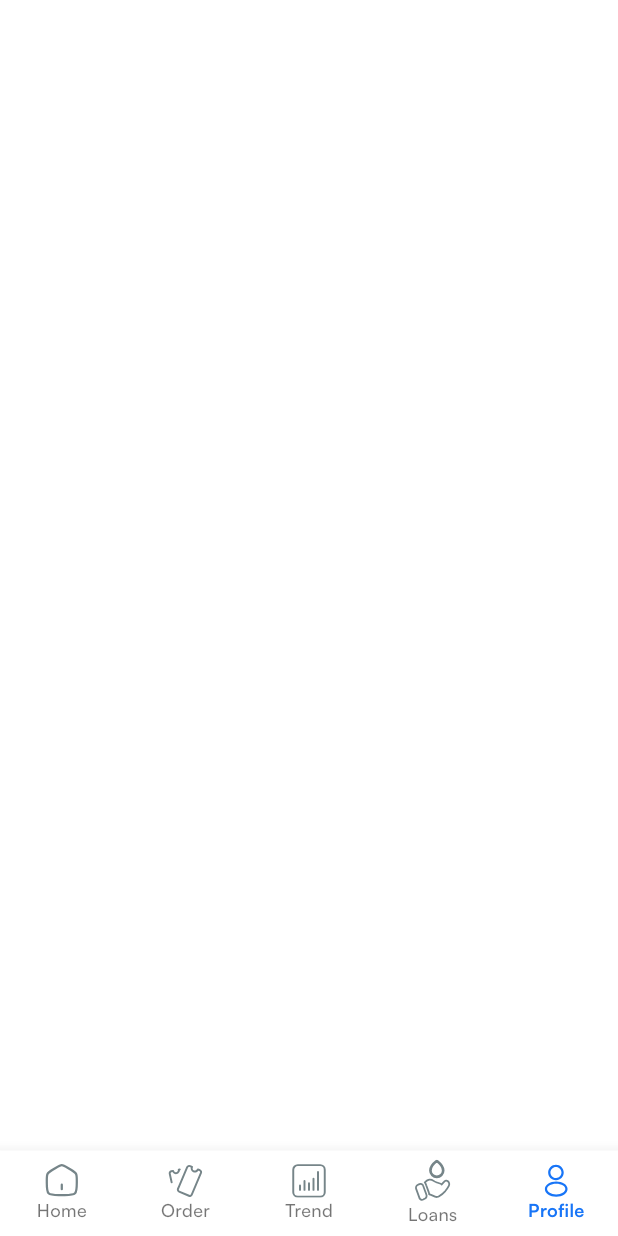
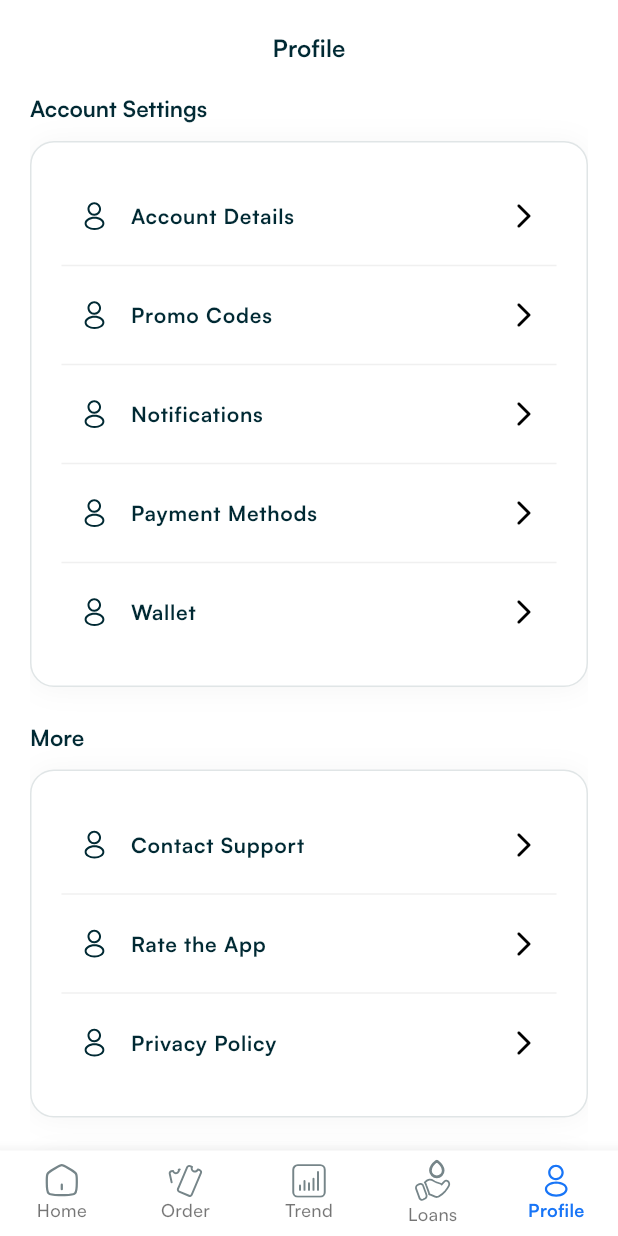
Before and after one commit to quabiee07/gaspay_mobile, a Flutter app: the BottomNavBar screen opened directly, item 5 of the bottom bar chosen, on a phone screen of 412 x 824 dp. Run offline on Flutter 3.47's test engine with Material 3 defaults, Android fonts, the light colour scheme and no system bars; our stand-ins replace another_flushbar, dio, fl_chart, flutter_animate, flutter_svg, gap and 9 more; missing offline and left inert: awesome_dio_interceptor; accounts and stored records are empty; project files that could hold a hidden picture were left out.

Commit message:
feat: profile screen

```diff
--- a/lib/core/presentation/resources/drawables.dart
+++ b/lib/core/presentation/resources/drawables.dart
@@ -30,6 +30,8 @@ const icEnableLocation = 'assets/vectors/enable_location.svg';
 const icLocation1 = 'assets/vectors/location1.svg';
 const icLocation2 = 'assets/vectors/location2.svg';
 const icLocation3 = 'assets/vectors/location3.svg';
+const icProfile = 'assets/images/inActiveProfileIcon.svg';
+
 
 const imgOnboard1 = 'assets/images/onbd1.png';
 const imgOnboard2 = 'assets/images/onbd2.png';
--- a/lib/features/loan/presentation/screens/loan_dashboard.dart
+++ b/lib/features/loan/presentation/screens/loan_dashboard.dart
@@ -41,8 +41,8 @@ class _LoansDashboardScreenState extends CustomState<LoansDashboardScreen>
 
   @override
   void onDestroy() {
+    super.dispose();
     _tabController.dispose();
-    super.dispose();
   }
 
   final title = ['SCORE', 'OVERVIEW'];
--- a/lib/features/profile/presentation/screens/profile_fragment.dart
+++ b/lib/features/profile/presentation/screens/profile_fragment.dart
@@ -1,6 +1,11 @@
 import 'package:flutter/material.dart';
+import 'package:gap/gap.dart';
+import 'package:gaspay_mobile/core/presentation/resources/drawables.dart';
 import 'package:gaspay_mobile/core/presentation/widgets/provider_widget.dart';
+import 'package:gaspay_mobile/core/presentation/widgets/reusable_back_button_with_title.dart';
 import 'package:gaspay_mobile/features/profile/presentation/manager/profile_provider.dart';
+import 'package:gaspay_mobile/features/profile/presentation/widgets/border_container.dart';
+import 'package:gaspay_mobile/features/profile/presentation/widgets/setting_item.dart';
 
 class ProfileFragment extends StatefulWidget {
   const ProfileFragment({super.key});
@@ -15,7 +20,128 @@ class _ProfileFragmentState extends State<ProfileFragment> {
     return ProviderWidget(
       provider: ProfileProvider(),
       children: (provider, theme) {
-        return [];
+        return [
+          const ReusableBackButtonWithTitle(
+            isText: true,
+            title: 'Profile',
+            isBackIconVisible: false,
+          ),
+          const Gap(20),
+          Expanded(
+              child: SingleChildScrollView(
+            child: Column(
+              crossAxisAlignment: CrossAxisAlignment.start,
+              children: [
+                Text(
+                  'Account Settings',
+                  style: theme.textTheme.titleLarge?.copyWith(
+                    fontSize: 15,
+                    color: theme.colorScheme.onSurface,
+                  ),
+                ),
+                const Gap(12),
+                BorderContainer(
+                  children: [
+                    SettingItem(
+                      icon: icProfile,
+                      title: 'Account Details',
+                      onPressed: () {},
+                    ),
+                    const Divider(color: Color(0xFFF0F0F0)),
+                    SettingItem(
+                      icon: icProfile,
+                      title: 'Promo Codes',
+                      onPressed: () {},
+                    ),
+                    const Divider(color: Color(0xFFF0F0F0)),
+                    SettingItem(
+                      icon: icProfile,
+                      title: 'Notifications',
+                      onPressed: () {},
+                    ),
+                    const Divider(color: Color(0xFFF0F0F0)),
+                    SettingItem(
+                      icon: icProfile,
+                      title: 'Payment Methods',
+                      onPressed: () {},
+                    ),
+                    const Divider(color: Color(0xFFF0F0F0)),
+                    SettingItem(
+                      icon: icProfile,
+                      title: 'Wallet',
+                      onPressed: () {},
+                    ),
+                  ],
+                ),
+                const Gap(24),
+                Text(
+                  'More',
+                  style: theme.textTheme.titleLarge?.copyWith(
+                    fontSize: 15,
+                    color: theme.colorScheme.onSurface,
+                  ),
+                ),
+                const Gap(12),
+                BorderContainer(
+                  children: [
+                    SettingItem(
+                      icon: icProfile,
+                      title: 'Contact Support',
+                      onPressed: () {},
+                    ),
+                    const Divider(color: Color(0xFFF0F0F0)),
+                    SettingItem(
+                      icon: icProfile,
+                      title: 'Rate the App',
+                      onPressed: () {},
+                    ),
+                    const Divider(color: Color(0xFFF0F0F0)),
+                    SettingItem(
+                      icon: icProfile,
+                      title: 'Privacy Policy',
+                      onPressed: () {},
+                    ),
+                  ],
+                ),
+                const Gap(24),
+                Container(
+                  width: double.maxFinite,
+                  padding:
+                      const EdgeInsets.symmetric(horizontal: 20, vertical: 24),
+                  decoration: BoxDecoration(
+                    color: Colors.white,
+                    borderRadius: BorderRadius.circular(16),
+                    border: Border.all(color: theme.dividerColor),
+                    boxShadow: [
+                      BoxShadow(
+                        blurRadius: 16,
+                        offset: const Offset(0, 1),
+                        color: const Color(0xFFEFEFEF).withOpacity(.64),
+                      )
+                    ],
+                  ),
+                  child: Row(
+                    children: [
+                      Icon(
+                        Icons.logout_rounded,
+                        color: theme.colorScheme.error,
+                      ),
+                      const Gap(14),
+                      Text(
+                        'Logout',
+                        style: theme.textTheme.bodyLarge?.copyWith(
+                          fontSize: 14,
+                          color: theme.colorScheme.error,
+                        ),
+                      ),
+                    ],
+                  ),
+                ),
+                const Gap(24),
+              ],
+            ),
+          ))
+        ];
       },
     );
   }
--- /dev/null
+++ b/lib/features/profile/presentation/widgets/border_container.dart
@@ -0,0 +1,33 @@
+import 'package:flutter/material.dart';
+
+class BorderContainer extends StatelessWidget {
+  const BorderContainer({
+    super.key,
+    required this.children,
+  });
+  final List<Widget> children;
+
+  @override
+  Widget build(BuildContext context) {
+    final theme = Theme.of(context);
+    return Container(
+      width: double.maxFinite,
+      padding: const EdgeInsets.symmetric(horizontal: 20, vertical: 24),
+      decoration: BoxDecoration(
+        color: Colors.white,
+        borderRadius: BorderRadius.circular(16),
+        border: Border.all(color: theme.dividerColor),
+        boxShadow: [
+          BoxShadow(
+            blurRadius: 16,
+            offset: const Offset(0, 1),
+            color: const Color(0xFFEFEFEF).withOpacity(.64),
+          )
+        ],
+      ),
+      child: Column(
+        children: children,
+      ),
+    );
+  }
+}
--- /dev/null
+++ b/lib/features/profile/presentation/widgets/setting_item.dart
@@ -0,0 +1,62 @@
+import 'package:flutter/material.dart';
+import 'package:gap/gap.dart';
+import 'package:gaspay_mobile/core/presentation/widgets/clickable.dart';
+import 'package:gaspay_mobile/core/presentation/widgets/svg_image.dart';
+// import 'package:the_lex_app/core/presentation/theme/colors/colors.dart';
+// import 'package:the_lex_app/core/presentation/widgets/clickable.dart';
+// import 'package:the_lex_app/core/presentation/widgets/svg_image.dart';
+
+class SettingItem extends StatelessWidget {
+  const SettingItem({
+    super.key,
+    required this.icon,
+    required this.title,
+    required this.onPressed,
+    this.trailing,
+  });
+
+  final String icon;
+  final String? trailing;
+  final String title;
+  final VoidCallback onPressed;
+
+  @override
+  Widget build(BuildContext context) {
+    final theme = Theme.of(context);
+    return Clickable(
+      onPressed: () {
+        onPressed();
+      },
+      child: Container(
+        padding: const EdgeInsets.all(12),
+        height: 50,
+        child: Row(
+          children: [
+            SvgImage(
+              asset: icon,
+              color: theme.colorScheme.onSurface,
+              height: 20,
+              width: 20,
+            ),
+            const Gap(14),
+            Text(
+              title,
+              style: theme.textTheme.bodyLarge?.copyWith(
+                fontSize: 14,
+                color: theme.colorScheme.onSurface,
+              ),
+            ),
+            const Spacer(),
+            trailing != null
+                ? SvgImage(asset: trailing!)
+                : const Icon(
+                    Icons.arrow_forward_ios_rounded,
+                    size: 20,
+                    color: Colors.black,
+                  ),
+          ],
+        ),
+      ),
+    );
+  }
+}
```
